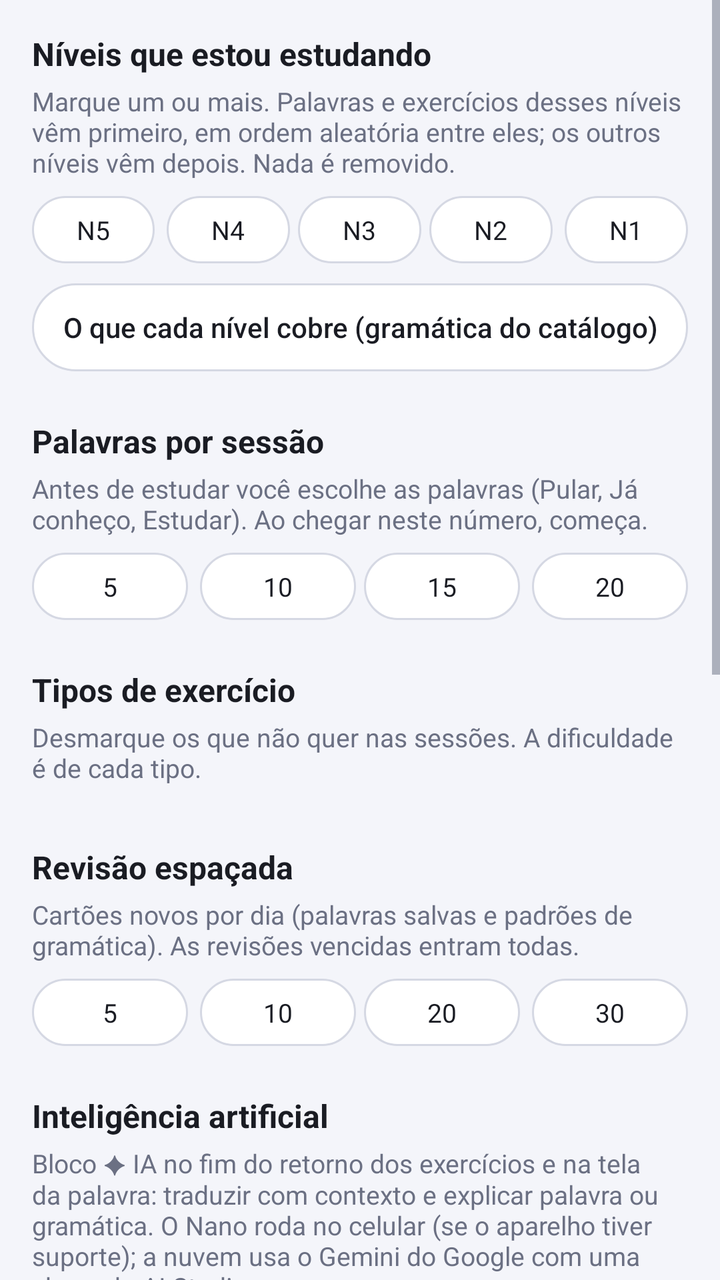
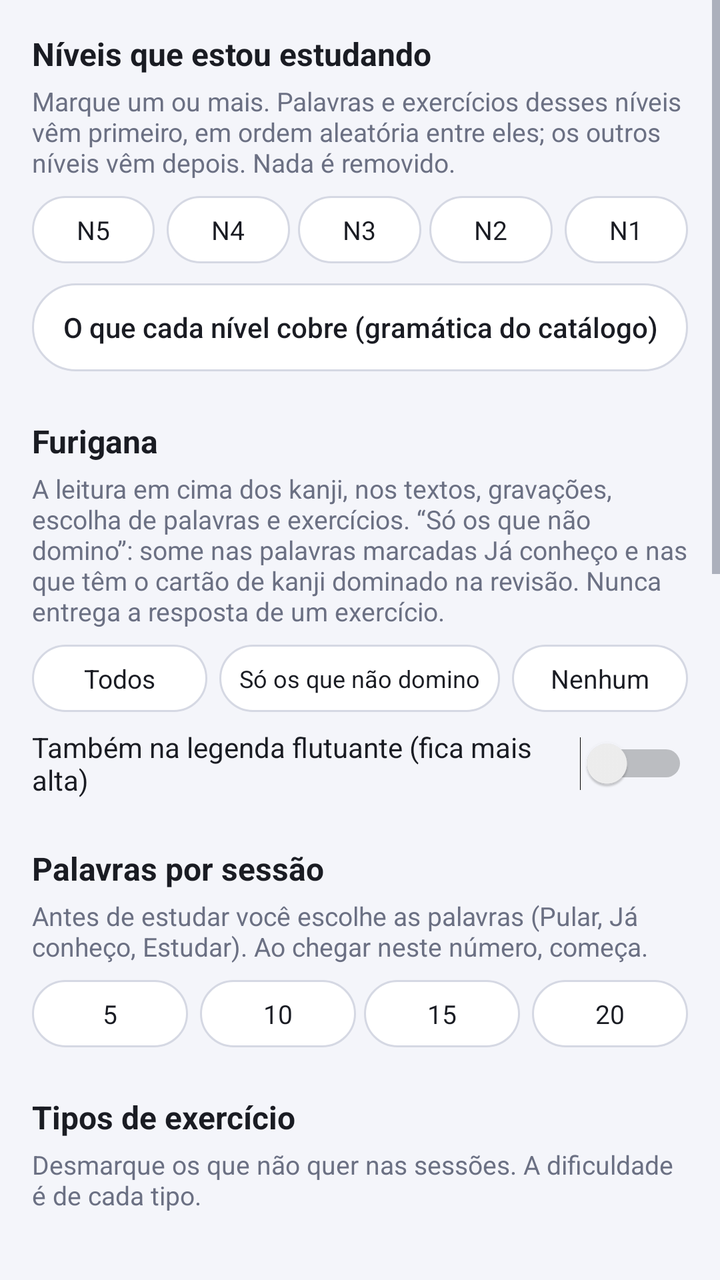

The first picture is an Android layout as it rendered before a commit; the second is the same layout after the commit. The layout source and the unified diff follow.
<!-- AndroidManifest.xml: application theme Theme.LegendaJP -->
<!-- res/layout/activity_settings.xml -->
<?xml version="1.0" encoding="utf-8"?>
<ScrollView xmlns:android="http://schemas.android.com/apk/res/android"
    android:layout_width="match_parent"
    android:layout_height="match_parent">

    <LinearLayout
        android:layout_width="match_parent"
        android:layout_height="wrap_content"
        android:orientation="vertical"
        android:padding="16dp">

        <TextView
            android:layout_width="match_parent"
            android:layout_height="wrap_content"
            android:text="Níveis que estou estudando"
            android:textColor="@color/text"
            android:textSize="16sp"
            android:textStyle="bold" />

        <TextView
            android:layout_width="match_parent"
            android:layout_height="wrap_content"
            android:layout_marginTop="4dp"
            android:text="Marque um ou mais. Palavras e exercícios desses níveis vêm primeiro, em ordem aleatória entre eles; os outros níveis vêm depois. Nada é removido."
            android:textColor="@color/text_secondary"
            android:textSize="13sp" />

        <LinearLayout
            android:id="@+id/levels"
            android:layout_width="match_parent"
            android:layout_height="wrap_content"
            android:layout_marginTop="8dp"
            android:orientation="horizontal">

            <CheckBox android:id="@+id/n5" style="@style/Chip" android:layout_width="0dp" android:layout_height="wrap_content" android:layout_weight="1" android:layout_marginEnd="4dp" android:text="N5" />
            <CheckBox android:id="@+id/n4" style="@style/Chip" android:layout_width="0dp" android:layout_height="wrap_content" android:layout_weight="1" android:layout_marginStart="2dp" android:layout_marginEnd="2dp" android:text="N4" />
            <CheckBox android:id="@+id/n3" style="@style/Chip" android:layout_width="0dp" android:layout_height="wrap_content" android:layout_weight="1" android:layout_marginStart="2dp" android:layout_marginEnd="2dp" android:text="N3" />
            <CheckBox android:id="@+id/n2" style="@style/Chip" android:layout_width="0dp" android:layout_height="wrap_content" android:layout_weight="1" android:layout_marginStart="2dp" android:layout_marginEnd="2dp" android:text="N2" />
            <CheckBox android:id="@+id/n1" style="@style/Chip" android:layout_width="0dp" android:layout_height="wrap_content" android:layout_weight="1" android:layout_marginStart="4dp" android:text="N1" />
        </LinearLayout>

        <Button
            android:id="@+id/btnLevelInfo"
            style="@style/Button.Outline"
            android:layout_width="match_parent"
            android:layout_height="wrap_content"
            android:layout_marginTop="10dp"
            android:text="O que cada nível cobre (gramática do catálogo)" />

        <TextView
            android:layout_width="match_parent"
            android:layout_height="wrap_content"
            android:layout_marginTop="24dp"
            android:text="Palavras por sessão"
            android:textColor="@color/text"
            android:textSize="16sp"
            android:textStyle="bold" />

        <TextView
            android:layout_width="match_parent"
            android:layout_height="wrap_content"
            android:layout_marginTop="4dp"
            android:text="Antes de estudar você escolhe as palavras (Pular, Já conheço, Estudar). Ao chegar neste número, começa."
            android:textColor="@color/text_secondary"
            android:textSize="13sp" />

        <RadioGroup
            android:id="@+id/studyWords"
            android:layout_width="match_parent"
            android:layout_height="wrap_content"
            android:layout_marginTop="8dp"
            android:orientation="horizontal">

            <RadioButton android:id="@+id/w5" style="@style/Chip" android:layout_width="0dp" android:layout_height="wrap_content" android:layout_weight="1" android:layout_marginEnd="4dp" android:text="5" />
            <RadioButton android:id="@+id/w10" style="@style/Chip" android:layout_width="0dp" android:layout_height="wrap_content" android:layout_weight="1" android:layout_marginStart="2dp" android:layout_marginEnd="2dp" android:text="10" />
            <RadioButton android:id="@+id/w15" style="@style/Chip" android:layout_width="0dp" android:layout_height="wrap_content" android:layout_weight="1" android:layout_marginStart="2dp" android:layout_marginEnd="2dp" android:text="15" />
            <RadioButton android:id="@+id/w20" style="@style/Chip" android:layout_width="0dp" android:layout_height="wrap_content" android:layout_weight="1" android:layout_marginStart="4dp" android:text="20" />
        </RadioGroup>

        <TextView
            android:layout_width="match_parent"
            android:layout_height="wrap_content"
            android:layout_marginTop="24dp"
            android:text="Tipos de exercício"
            android:textColor="@color/text"
            android:textSize="16sp"
            android:textStyle="bold" />

        <TextView
            android:layout_width="match_parent"
            android:layout_height="wrap_content"
            android:layout_marginTop="4dp"
            android:text="Desmarque os que não quer nas sessões. A dificuldade é de cada tipo."
            android:textColor="@color/text_secondary"
            android:textSize="13sp" />

        <LinearLayout
            android:id="@+id/kindsBox"
            android:layout_width="match_parent"
            android:layout_height="wrap_content"
            android:layout_marginTop="6dp"
            android:orientation="vertical" />

        <TextView
            android:layout_width="match_parent"
            android:layout_height="wrap_content"
            android:layout_marginTop="24dp"
            android:text="Revisão espaçada"
            android:textColor="@color/text"
            android:textSize="16sp"
            android:textStyle="bold" />

        <TextView
            android:layout_width="match_parent"
            android:layout_height="wrap_content"
            android:layout_marginTop="4dp"
            android:text="Cartões novos por dia (palavras salvas e padrões de gramática). As revisões vencidas entram todas."
            android:textColor="@color/text_secondary"
            android:textSize="13sp" />

        <RadioGroup
            android:id="@+id/newPerDay"
            android:layout_width="match_parent"
            android:layout_height="wrap_content"
            android:layout_marginTop="8dp"
            android:orientation="horizontal">

            <RadioButton android:id="@+id/np5" style="@style/Chip" android:layout_width="0dp" android:layout_height="wrap_content" android:layout_weight="1" android:layout_marginEnd="4dp" android:text="5" />
            <RadioButton android:id="@+id/np10" style="@style/Chip" android:layout_width="0dp" android:layout_height="wrap_content" android:layout_weight="1" android:layout_marginStart="2dp" android:layout_marginEnd="2dp" android:text="10" />
            <RadioButton android:id="@+id/np20" style="@style/Chip" android:layout_width="0dp" android:layout_height="wrap_content" android:layout_weight="1" android:layout_marginStart="2dp" android:layout_marginEnd="2dp" android:text="20" />
            <RadioButton android:id="@+id/np30" style="@style/Chip" android:layout_width="0dp" android:layout_height="wrap_content" android:layout_weight="1" android:layout_marginStart="4dp" android:text="30" />
        </RadioGroup>

        <TextView
            android:layout_width="match_parent"
            android:layout_height="wrap_content"
            android:layout_marginTop="24dp"
            android:text="Inteligência artificial"
            android:textColor="@color/text"
            android:textSize="16sp"
            android:textStyle="bold" />

        <TextView
            android:layout_width="match_parent"
            android:layout_height="wrap_content"
            android:layout_marginTop="4dp"
            android:text="Bloco ✦ IA no fim do retorno dos exercícios e na tela da palavra: traduzir com contexto e explicar palavra ou gramática. O Nano roda no celular (se o aparelho tiver suporte); a nuvem usa o Gemini do Google com uma chave do AI Studio."
            android:textColor="@color/text_secondary"
            android:textSize="13sp" />

        <RadioGroup
            android:id="@+id/aiModes"
            android:layout_width="match_parent"
            android:layout_height="wrap_content"
            android:layout_marginTop="8dp"
            android:orientation="horizontal">

            <RadioButton android:id="@+id/aiOff" style="@style/Chip" android:layout_width="0dp" android:layout_height="wrap_content" android:layout_weight="1" android:layout_marginEnd="4dp" android:text="Desligada" />
            <RadioButton android:id="@+id/aiNano" style="@style/Chip" android:layout_width="0dp" android:layout_height="wrap_content" android:layout_weight="1" android:layout_marginStart="2dp" android:layout_marginEnd="2dp" android:text="Nano" />
            <RadioButton android:id="@+id/aiCloud" style="@style/Chip" android:layout_width="0dp" android:layout_height="wrap_content" android:layout_weight="1" android:layout_marginStart="4dp" android:text="Nuvem" />
        </RadioGroup>

        <EditText
            android:id="@+id/geminiKey"
            android:layout_width="match_parent"
            android:layout_height="wrap_content"
            android:layout_marginTop="8dp"
            android:hint="Chave do AI Studio (vazio = chave de teste)"
            android:inputType="textPassword"
            android:singleLine="true"
            android:textColor="@color/text"
            android:textColorHint="@color/text_secondary"
            android:textSize="14sp" />

        <EditText
            android:id="@+id/geminiModel"
            android:layout_width="match_parent"
            android:layout_height="wrap_content"
            android:hint="Modelo da nuvem"
            android:inputType="text"
            android:singleLine="true"
            android:textColor="@color/text"
            android:textColorHint="@color/text_secondary"
            android:textSize="14sp" />

        <TextView
            android:layout_width="match_parent"
            android:layout_height="wrap_content"
            android:layout_marginTop="10dp"
            android:text="Gerar áudio de texto importado com:"
            android:textColor="@color/text"
            android:textSize="14sp" />

        <RadioGroup
            android:id="@+id/ttsEngine"
            android:layout_width="match_parent"
            android:layout_height="wrap_content"
            android:layout_marginTop="6dp"
            android:orientation="horizontal">

            <RadioButton android:id="@+id/ttsPhone" style="@style/Chip" android:layout_width="0dp" android:layout_height="wrap_content" android:layout_weight="1" android:layout_marginEnd="4dp" android:text="Voz do celular" />
            <RadioButton android:id="@+id/ttsGemini" style="@style/Chip" android:layout_width="0dp" android:layout_height="wrap_content" android:layout_weight="1" android:layout_marginStart="4dp" android:text="Gemini TTS" />
        </RadioGroup>

        <LinearLayout
            android:layout_width="match_parent"
            android:layout_height="wrap_content"
            android:layout_marginTop="6dp"
            android:orientation="horizontal">

            <Button
                android:id="@+id/btnTtsEngine"
                style="@style/Button.Outline"
                android:layout_width="0dp"
                android:layout_height="wrap_content"
                android:layout_weight="1"
                android:layout_marginEnd="4dp"
                android:textSize="13sp"
                android:text="Motor de voz" />

            <Button
                android:id="@+id/btnTtsVoices"
                style="@style/Button.Outline"
                android:layout_width="0dp"
                android:layout_height="wrap_content"
                android:layout_weight="1"
                android:layout_marginStart="4dp"
                android:textSize="13sp"
                android:text="Vozes do celular" />
        </LinearLayout>

        <Switch
            android:id="@+id/swPreferGemini"
            android:layout_width="match_parent"
            android:layout_height="wrap_content"
            android:layout_marginTop="8dp"
            android:text="Mostrar primeiro a tradução do Gemini (quando houver); tocar na tradução alterna com a do ML Kit"
            android:textColor="@color/text"
            android:textSize="14sp" />

        <Button
            android:id="@+id/btnAiTest"
            style="@style/Button.Outline"
            android:layout_width="match_parent"
            android:layout_height="wrap_content"
            android:layout_marginTop="8dp"
            android:text="Testar a IA" />

        <TextView
            android:id="@+id/aiTestResult"
            android:layout_width="match_parent"
            android:layout_height="wrap_content"
            android:layout_marginTop="6dp"
            android:textColor="@color/text_secondary"
            android:textSize="13sp"
            android:textIsSelectable="true" />

        <TextView
            android:layout_width="match_parent"
            android:layout_height="wrap_content"
            android:layout_marginTop="24dp"
            android:text="Captura"
            android:textColor="@color/text"
            android:textSize="16sp"
            android:textStyle="bold" />

        <Switch
            android:id="@+id/swOverlay"
            android:layout_width="match_parent"
            android:layout_height="wrap_content"
            android:layout_marginTop="8dp"
            android:paddingTop="10dp"
            android:paddingBottom="10dp"
            android:text="Legenda flutuante sobre outros apps"
            android:textColor="@color/text"
            android:textSize="15sp" />

        <Switch
            android:id="@+id/swWav"
            android:layout_width="match_parent"
            android:layout_height="wrap_content"
            android:paddingTop="10dp"
            android:paddingBottom="10dp"
            android:text="Salvar o áudio (.wav) junto da transcrição"
            android:textColor="@color/text"
            android:textSize="15sp" />

        <TextView
            android:layout_width="match_parent"
            android:layout_height="wrap_content"
            android:layout_marginTop="2dp"
            android:text="Sem o áudio não há player nas frases nem nos exercícios."
            android:textColor="@color/text_secondary"
            android:textSize="12sp" />
    </LinearLayout>
</ScrollView>
<!-- resources referenced by this layout -->
<resources>
  <color name="text">#1A1C23</color>
  <color name="text_secondary">#6B7083</color>
  <style name="Chip" parent="@android:style/Widget.DeviceDefault.CompoundButton.RadioButton">
          <item name="android:button">@null</item>
          <item name="android:background">@drawable/bg_chip</item>
          <item name="android:textColor">@color/chip_text</item>
          <item name="android:textSize">13sp</item>
          <item name="android:maxLines">1</item>
          <item name="android:autoSizeTextType">uniform</item>
          <item name="android:autoSizeMinTextSize">9sp</item>
          <item name="android:autoSizeMaxTextSize">13sp</item>
          <item name="android:gravity">center</item>
          <item name="android:paddingTop">8dp</item>
          <item name="android:paddingBottom">8dp</item>
          <item name="android:paddingStart">10dp</item>
          <item name="android:paddingEnd">10dp</item>
      </style>
  <style name="Theme.LegendaJP" parent="@android:style/Theme.DeviceDefault.DayNight">
          <item name="android:colorPrimary">@color/primary</item>
          <item name="android:colorAccent">@color/accent</item>
          <item name="android:windowBackground">@color/background</item>
          <item name="android:statusBarColor">@color/background</item>
          <item name="android:navigationBarColor">@color/background</item>
          <item name="android:windowLightStatusBar">true</item>
          <item name="android:windowLightNavigationBar">true</item>
          <item name="android:textColorPrimary">@color/text</item>
          <item name="android:textColorSecondary">@color/text_secondary</item>
          <item name="android:actionBarStyle">@style/LegendaJP.ActionBar</item>
      </style>
  <!-- drawable bg_button_outline (drawable) -->
  <?xml version="1.0" encoding="utf-8"?>
  <ripple xmlns:android="http://schemas.android.com/apk/res/android" android:color="@color/accent_soft">
      <item>
          <shape android:shape="rectangle">
              <solid android:color="@color/card" />
              <stroke android:width="1dp" android:color="@color/outline" />
              <corners android:radius="22dp" />
          </shape>
      </item>
  </ripple>
  <!-- drawable bg_chip (drawable) -->
  <?xml version="1.0" encoding="utf-8"?>
  <selector xmlns:android="http://schemas.android.com/apk/res/android">
      <item android:state_checked="true">
          <shape android:shape="rectangle">
              <solid android:color="@color/accent" />
              <corners android:radius="20dp" />
          </shape>
      </item>
      <item>
          <shape android:shape="rectangle">
              <solid android:color="@color/card" />
              <stroke android:width="1dp" android:color="@color/outline" />
              <corners android:radius="20dp" />
          </shape>
      </item>
  </selector>
  <color name="primary">#1E2A5A</color>
  <color name="accent">#3D5AFE</color>
  <color name="background">#F4F5FA</color>
  <style name="LegendaJP.ActionBar" parent="@android:style/Widget.DeviceDefault.ActionBar.Solid">
          <item name="android:background">@color/background</item>
          <item name="android:elevation">0dp</item>
          <item name="android:titleTextStyle">@style/LegendaJP.ActionBar.Title</item>
      </style>
  <color name="accent_soft">#2A3D5AFE</color>
  <color name="card">#FFFFFF</color>
  <color name="outline">#D5D8E3</color>
  <style name="LegendaJP.ActionBar.Title" parent="@android:style/TextAppearance.DeviceDefault.Widget.ActionBar.Title">
          <item name="android:textColor">@color/text</item>
          <item name="android:textStyle">bold</item>
      </style>
  <!-- unchanged entries left out for length: 1 -->
</resources>

<!-- the commit's change to res/layout/activity_settings.xml (unified diff, before → after) -->
@@ -46,6 +46,44 @@
             android:layout_height="wrap_content"
             android:layout_marginTop="10dp"
             android:text="O que cada nível cobre (gramática do catálogo)" />
+
+        <TextView
+            android:layout_width="match_parent"
+            android:layout_height="wrap_content"
+            android:layout_marginTop="24dp"
+            android:text="Furigana"
+            android:textColor="@color/text"
+            android:textSize="16sp"
+            android:textStyle="bold" />
+
+        <TextView
+            android:layout_width="match_parent"
+            android:layout_height="wrap_content"
+            android:layout_marginTop="4dp"
+            android:text="A leitura em cima dos kanji, nos textos, gravações, escolha de palavras e exercícios. “Só os que não domino”: some nas palavras marcadas Já conheço e nas que têm o cartão de kanji dominado na revisão. Nunca entrega a resposta de um exercício."
+            android:textColor="@color/text_secondary"
+            android:textSize="13sp" />
+
+        <RadioGroup
+            android:id="@+id/furiganaMode"
+            android:layout_width="match_parent"
+            android:layout_height="wrap_content"
+            android:layout_marginTop="8dp"
+            android:orientation="horizontal">
+
+            <RadioButton android:id="@+id/furiAll" style="@style/Chip" android:layout_width="0dp" android:layout_height="wrap_content" android:layout_weight="1" android:layout_marginEnd="4dp" android:text="Todos" />
+            <RadioButton android:id="@+id/furiUnknown" style="@style/Chip" android:layout_width="0dp" android:layout_height="wrap_content" android:layout_weight="1.6" android:layout_marginStart="2dp" android:layout_marginEnd="2dp" android:text="Só os que não domino" />
+            <RadioButton android:id="@+id/furiNone" style="@style/Chip" android:layout_width="0dp" android:layout_height="wrap_content" android:layout_weight="1" android:layout_marginStart="4dp" android:text="Nenhum" />
+        </RadioGroup>
+
+        <Switch
+            android:id="@+id/swOverlayFurigana"
+            android:layout_width="match_parent"
+            android:layout_height="wrap_content"
+            android:layout_marginTop="8dp"
+            android:text="Também na legenda flutuante (fica mais alta)"
+            android:textColor="@color/text"
+            android:textSize="14sp" />
 
         <TextView
             android:layout_width="match_parent"
